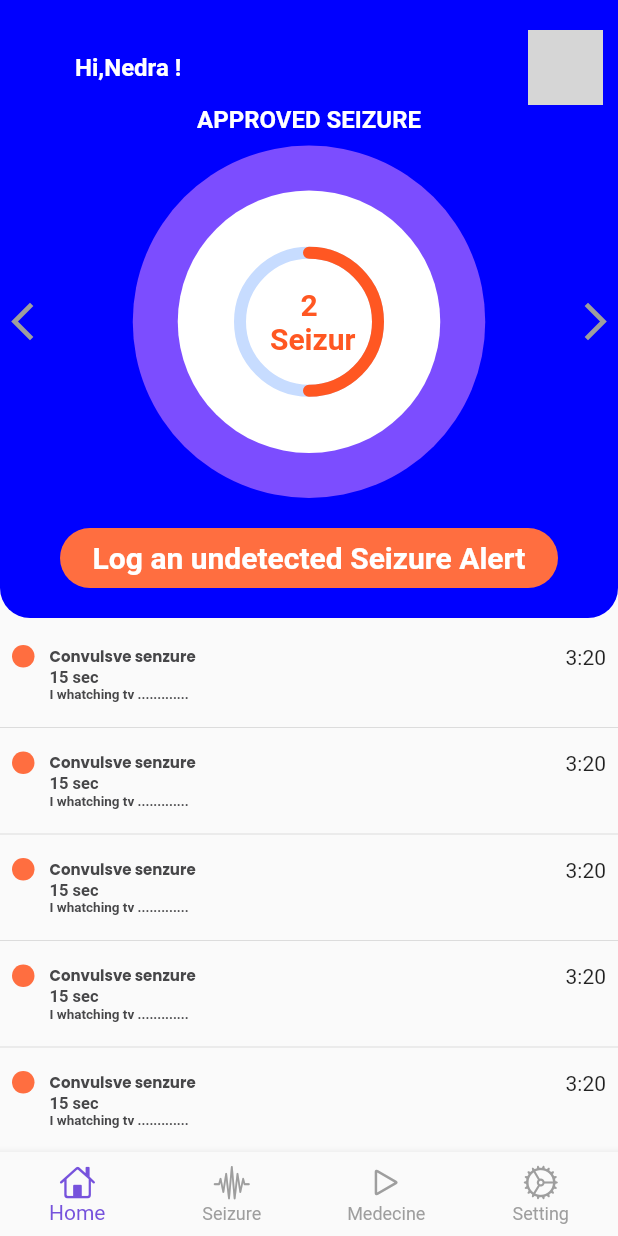
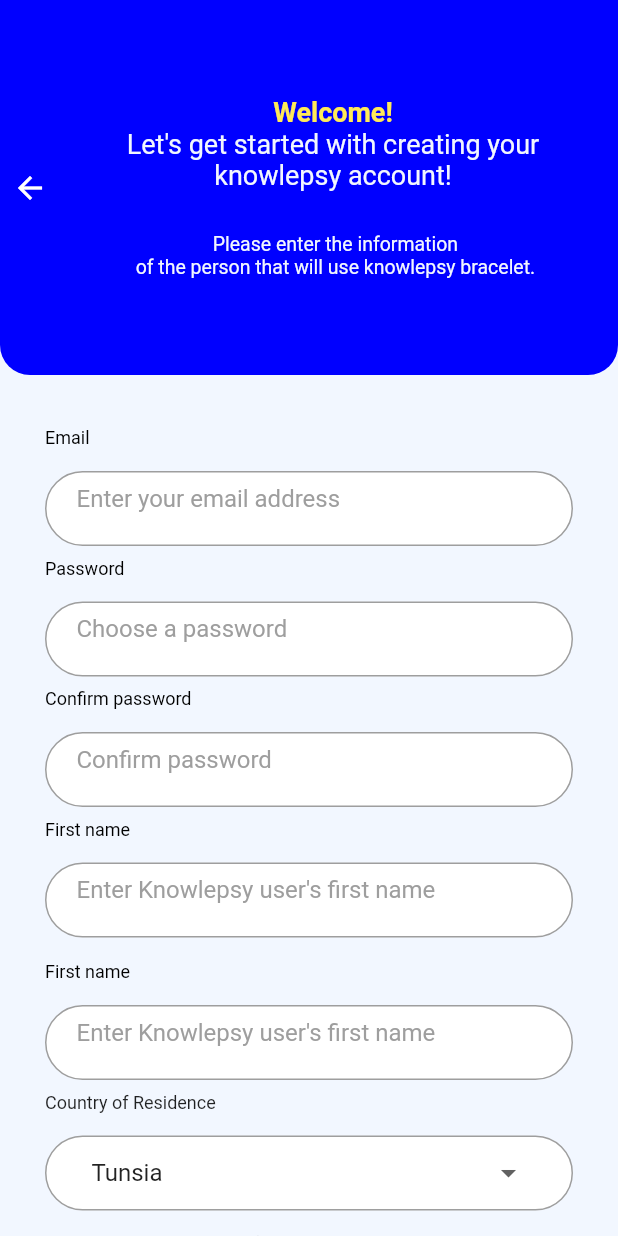
Before and after one commit to mbarkinedra/knowlepsyflutter, a Flutter app: the screen it shows after launch, on a phone screen of 412 x 824 dp. Run offline on Flutter 3.47's test engine with Material 2 defaults, Android fonts, the phone set to English and light mode, and no system bars; drawn by our look-alikes of percent_indicator; our stand-ins replace animated_splash_screen, get, google_fonts; grey boxes are pictures that could not be loaded.

Commit message:
register page

```diff
--- a/lib/app/config/app_colors.dart
+++ b/lib/app/config/app_colors.dart
@@ -9,13 +9,12 @@
   static Color BorderInputColor = HexColor("#707070");
   static Color BorderInputColorlogin = HexColor("#FFEA58");
 
-
   Color contColor = HexColor("#fec8bd");
   static Color white = Colors.white;
   static Color textColor = Colors.black;
   static Color primaryColor = HexColor("#0000FF");
   static Color secondryColor = HexColor("#FF6819");
-
+  static Color yellowColor = HexColor("##FFEA58");
 }
 
 class HexColor extends Color {
--- a/lib/app/widget/custom_input.dart
+++ b/lib/app/widget/custom_input.dart
@@ -1,4 +1,5 @@
 import 'package:flutter/material.dart';
+import 'package:knowplesy/app/config/font_size.dart';
 
 import '../config/app_colors.dart';
 
@@ -15,7 +16,13 @@
       child: Column(
         crossAxisAlignment: CrossAxisAlignment.start,
         children: [
-          Text(lep),
+          Text(
+            lep,
+            style: TextStyle(
+              color: AppColors.textColor,
+              fontSize: 12,
+            ),
+          ),
           SizedBox(
             height: 15,
           ),
@@ -24,7 +31,7 @@
             padding: EdgeInsets.all(8),
             decoration: BoxDecoration(
                 color: Colors.white,
-                borderRadius: BorderRadius.circular(20),
+                borderRadius: BorderRadius.circular(26),
                 border: Border.all(color: Colors.black38)),
             child: Center(
               child: TextField(
--- a/lib/main.dart
+++ b/lib/main.dart
@@ -7,6 +7,7 @@
 import 'package:knowplesy/presentation/pages/home_page.dart';
 import 'package:knowplesy/presentation/pages/login_page/login_page.dart';
 import 'package:knowplesy/presentation/pages/login_page/reset_password/reset_password.dart';
+import 'package:knowplesy/presentation/pages/register_page/register_page.dart';
 
 void main() {
   runApp(const MyApp());
@@ -37,15 +38,17 @@
         duration: 3000,
         splashIconSize: 75,
         splash: Image.asset("assets/images/logo_knowlepsy.png"),
-    nextScreen: HomePage(),
+        nextScreen: RegisterPage(),
         splashTransition: SplashTransition.slideTransition,
-    backgroundColor: AppColors.primaryColor,),
+        backgroundColor: AppColors.primaryColor,
+      ),
       getPages: [
         /// "/" Start Screen
+        GetPage(name: "/", page: () => RegisterPage(), binding: HomeBinding()),
+
         GetPage(name: "/", page: () => HomePage(), binding: HomeBinding()),
         //  GetPage(name: "/", page: () => LoginPage(), binding: HomeBinding()),
         GetPage(name: "/", page: () => ResetPassword(), binding: HomeBinding()),
-
       ],
     );
   }
--- /dev/null
+++ b/lib/presentation/controllers/register_controller/register_controller.dart
@@ -0,0 +1,12 @@
+import 'package:get/get.dart';
+
+class RegisterController extends GetxController {
+  String? email;
+  String? password;
+  String? confirmpassword;
+  String? firstname;
+  String? lasttname;
+  String? country;
+  String? day;
+  String? year;
+}
--- a/lib/presentation/pages/register_page/register_page.dart
+++ b/lib/presentation/pages/register_page/register_page.dart
@@ -0,0 +1,266 @@
+import 'package:flutter/material.dart';
+import 'package:get/get.dart';
+import 'package:intl/intl.dart';
+import 'package:knowplesy/app/widget/custom_button.dart';
+import 'package:knowplesy/app/widget/custom_input.dart';
+import 'package:knowplesy/presentation/pages/login_page/login_page.dart';
+
+import '../../../../../app/config/app_colors.dart';
+
+const List<String> listcountry = <String>[
+  'Tunsia',
+  'India',
+  'France',
+  'Amercia'
+];
+
+class RegisterPage extends StatelessWidget {
+  String dropdownValue = listcountry.first;
+
+  Widget build(BuildContext context) {
+    return Scaffold(
+        backgroundColor: AppColors.BackgroundColor,
+        body: SingleChildScrollView(
+          child: Column(children: [
+            Container(
+                height: 250,
+                decoration: BoxDecoration(
+                    color: AppColors.primaryColor,
+                    borderRadius: BorderRadius.only(
+                        bottomLeft: Radius.circular(20),
+                        bottomRight: Radius.circular(20))),
+                child: Row(
+                  mainAxisAlignment: MainAxisAlignment.center,
+                  children: [
+                    SizedBox(
+                      width: 8,
+                    ),
+                    GestureDetector(
+                      onTap: () {
+                        Navigator.of(context).pop(LoginPage());
+                      },
+                      child: Icon(
+                        Icons.arrow_back_outlined,
+                        color: Colors.white,
+                      ),
+                    ),
+                    Spacer(),
+                    Column(
+                      mainAxisAlignment: MainAxisAlignment.center,
+                      children: [
+                        Text.rich(
+                          TextSpan(
+                            style: TextStyle(
+                              fontFamily: 'Roboto',
+                              fontSize: 18,
+                              color: const Color(0xffffea58),
+                            ),
+                            children: [
+                              TextSpan(
+                                text: 'Welcome!\n',
+                                style: TextStyle(
+                                  fontWeight: FontWeight.w700,
+                                ),
+                              ),
+                              TextSpan(
+                                text:
+                                    'Let\'s get started with creating your  \nknowlepsy account!',
+                                style: TextStyle(
+                                  color: const Color(0xfff2f7ff),
+                                ),
+                              ),
+                            ],
+                          ),
+                          textHeightBehavior: TextHeightBehavior(
+                              applyHeightToFirstAscent: false),
+                          textAlign: TextAlign.center,
+                        ),
+                        SizedBox(
+                          height: 28,
+                        ),
+                        Text(
+                          ' Please enter the information \n of the person that will use knowlepsy bracelet.',
+                          style: TextStyle(
+                            fontFamily: 'Roboto',
+                            fontSize: 13,
+                            color: const Color(0xfff2f7ff),
+                          ),
+                          textAlign: TextAlign.center,
+                          softWrap: false,
+                        ),
+                      ],
+                    ),
+                    Spacer(),
+                  ],
+                )
+
+                // Align(
+                //   alignment: Alignment.center,
+                //   child: Padding(
+                //     padding: const EdgeInsets.all(8.0),
+                //     child: Text(
+                //       "Personal Information",
+                //       style: TextStyle(color: Colors.white, fontSize: 23),
+                //     ),
+                //   ),
+                // ),
+                ),
+            SizedBox(
+              height: 10,
+            ),
+            SizedBox(
+              height: 25,
+            ),
+            CustomInput(
+              lep: "Email",
+              hint: "Enter your email address",
+            ),
+            SizedBox(
+              height: 8,
+            ),
+            CustomInput(
+              lep: "Password ",
+              hint: "Choose a password",
+            ),
+            SizedBox(
+              height: 8,
+            ),
+            CustomInput(
+              lep: "Confirm password",
+              hint: "Confirm password",
+            ),
+            SizedBox(
+              height: 8,
+            ),
+            CustomInput(
+              lep: "First name",
+              hint: "Enter Knowlepsy user's first name",
+            ),
+            SizedBox(
+              height: 8,
+            ),
+            SizedBox(
+              height: 8,
+            ),
+            CustomInput(
+              lep: "First name",
+              hint: "Enter Knowlepsy user's first name",
+            ),
+            SizedBox(
+              height: 8,
+            ),
+            Padding(
+              padding: const EdgeInsets.only(left: 30.0, right: 30),
+              child: Column(
+                crossAxisAlignment: CrossAxisAlignment.start,
+                children: [
+                  Text(
+                    "Country of Residence",
+                    style: TextStyle(fontSize: 12),
+                  ),
+                  SizedBox(
+                    height: 15,
+                  ),
+                  Container(
+                    padding: const EdgeInsets.only(left: 30.0, right: 30),
+                    height: 50,
+                    decoration: BoxDecoration(
+                        color: Colors.white,
+                        borderRadius: BorderRadius.circular(26),
+                        border: Border.all(color: Colors.black38)),
+                    child: DropdownButton<String>(
+                      onChanged: (String? value) {
+                        //     // This is called when the user selects an item.
+                        //     // setState(() {
+                        //     //   dropdownValue = value!;
+                        //     // });
+                      },
+
+                      value: dropdownValue,
+                      underline: const SizedBox(),
+                      isExpanded: true,
+                      hint: Text("City"),
+                      iconSize: 24,
+                      elevation: 16,
+                      // onChanged: logic.updateCity,
+                      items: listcountry
+                          .map<DropdownMenuItem<String>>((String value) {
+                        return DropdownMenuItem<String>(
+                          value: value,
+                          child: Text(value),
+                        );
+                      }).toList(),
+                    ),
+                  ),
+                  SizedBox(
+                    height: 15,
+                  ),
+                  Text(
+                    "Day and month and year of birth",
+                    style: TextStyle(fontSize: 12),
+                  ),
+                  SizedBox(
+                    height: 15,
+                  ),
+                  Container(
+                    padding: const EdgeInsets.only(left: 30.0, right: 30),
+                    height: 50,
+                    decoration: BoxDecoration(
+                        color: Colors.white,
+                        borderRadius: BorderRadius.circular(26),
+                        border: Border.all(color: Colors.black38)),
+                    child: TextField(
+                      //controller: dateInput,
+                      //editing controller of this TextField
+                      decoration: InputDecoration(
+                        icon: Icon(
+                          Icons.calendar_today,
+                          color: AppColors.primaryColor,
+                        ), //icon of text field
+                        //labelText: "Enter Date" //label text of field
+                        border: InputBorder.none,
+                      ),
+                      readOnly: true,
+                      //set it true, so that user will not able to edit text
+                      onTap: () async {
+                        DateTime? pickedDate = await showDatePicker(
+                            context: context,
+                            initialDate: DateTime.now(),
+                            firstDate: DateTime(1950),
+                            //DateTime.now() - not to allow to choose before today.
+                            lastDate: DateTime(2100));
+
+                        if (pickedDate != null) {
+                          print(
+                              pickedDate); //pickedDate output format => 2021-03-10 00:00:00.000
+                          String formattedDate =
+                              DateFormat('yyyy-MM-dd').format(pickedDate);
+                          print(
+                              formattedDate); //formatted date output using intl package =>  2021-03-16
+                          // setState(() {
+                          //   dateInput.text =
+                          //       formattedDate; //set output date to TextField value.
+                          // });
+                        } else {}
+                      },
+                    ),
+                  ),
+                  Center(
+                    child: Padding(
+                      padding: const EdgeInsets.all(30.0),
+                      child: CustomButton(
+                        text: 'Create my account',
+                        color: Colors.deepOrangeAccent,
+                        width: double.infinity,
+                        hight: 40,
+                        onClick: () {},
+                      ),
+                    ),
+                  )
+                ],
+              ),
+            ),
+          ]),
+        ));
+  }
+}
--- a/pubspec.yaml
+++ b/pubspec.yaml
@@ -41,6 +41,7 @@
   percent_indicator: ^4.2.2
   animated_splash_screen: ^1.3.0
   #flutter_native_splash: ^2.2.13
+  intl: ^0.17.0
 
 dev_dependencies:
   flutter_test:
```
Also changed, not shown: pubspec.lock. Lines whose indentation alone changed are shown as unchanged.
